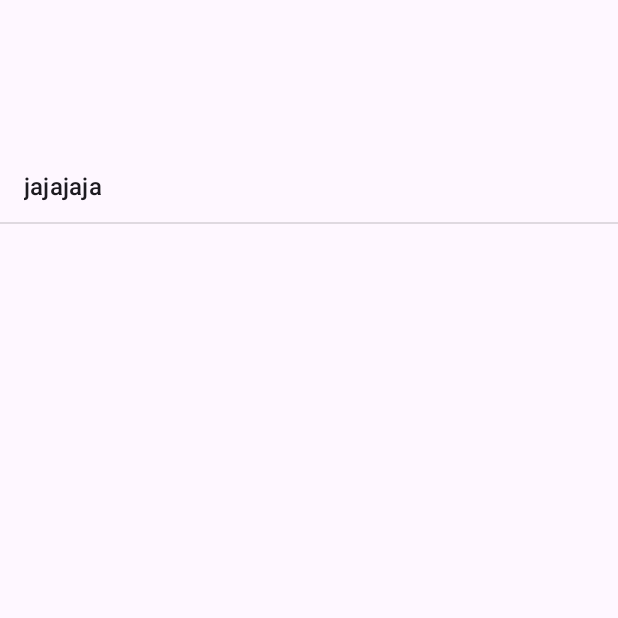
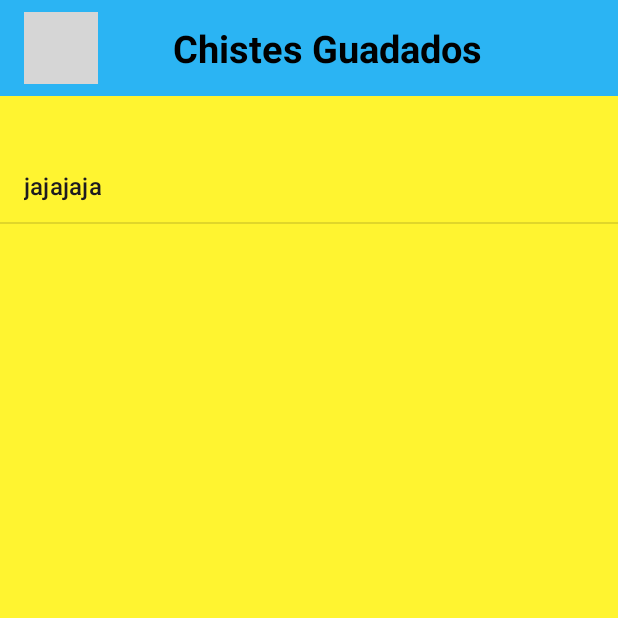
Before and after one commit to flores082/Chistes-y-mas-Chistes, an Android app: the Guardados screen opened directly, with no data from a screen before it, on a phone screen of 412 x 824 dp, the top half of it. Run offline under Robolectric (Android 15) with nearby library versions, the phone set to English and light mode, and no system bars; our stand-ins replace Room's generated code; grey boxes are pictures that could not be loaded.

Commit message:
problema de lista

```diff
--- a/app/src/main/java/com/example/flores_Alvarado_Sepulveda/chistesymaschistes/Entity/Chiste.kt
+++ b/app/src/main/java/com/example/flores_Alvarado_Sepulveda/chistesymaschistes/Entity/Chiste.kt
@@ -11,8 +11,6 @@ data class Chiste (
     @ColumnInfo(name = "id") val id : Long,
     @ColumnInfo(name = "chisteText") val chisteText: String?
  ): Serializable {
-
-
     fun elChiste(): String {
         return chisteText ?: "" // Devuelve el texto del chiste o una cadena vacía si es nulo
     }
--- a/app/src/main/java/com/example/flores_Alvarado_Sepulveda/chistesymaschistes/Guardados.kt
+++ b/app/src/main/java/com/example/flores_Alvarado_Sepulveda/chistesymaschistes/Guardados.kt
@@ -1,9 +1,12 @@
 package com.example.flores_Alvarado_Sepulveda.chistesymaschistes
 
+import android.annotation.SuppressLint
+import android.media.MediaPlayer
 import androidx.appcompat.app.AppCompatActivity
 import android.os.Bundle
 import android.util.Log
 import android.widget.ArrayAdapter
+import android.widget.ImageButton
 import android.widget.ListView
 import androidx.room.Room
 import com.example.flores_Alvarado_Sepulveda.chistesymaschistes.DataBase.DataBase
@@ -15,9 +18,13 @@ class Guardados : AppCompatActivity() {
     private lateinit var chists: MutableList<Chiste>
     private lateinit var adapter : ArrayAdapter<String>
     private lateinit var baseDatos: DataBase
+    private lateinit var mediaPlayer: MediaPlayer
+    @SuppressLint("MissingInflatedId")
     override fun onCreate(savedInstanceState: Bundle?) {
         super.onCreate(savedInstanceState)
-        setContentView(R.layout.activity_guardados)
+        setContentView(R.layout.activity_lista_chistes)
+
+        mediaPlayer = MediaPlayer.create(this, R.raw.precionar_boton)
 
         listaChistes = findViewById(R.id.ListView)
 
@@ -43,5 +50,14 @@ class Guardados : AppCompatActivity() {
         }
         adapter.notifyDataSetChanged()
 
+
+        // Configurar el botón de retorno (flecha)
+        val btnBack: ImageButton = findViewById(R.id.btnBack)
+        btnBack.setOnClickListener {
+            mediaPlayer.start()
+            // Acciones al presionar la flecha de retorno
+            onBackPressed()
+        }
+
     }
 }
--- a/app/src/main/res/layout/activity_lista_chistes.xml
+++ b/app/src/main/res/layout/activity_lista_chistes.xml
@@ -7,12 +7,20 @@
     tools:context=".Listas.Lista_chistes"
     android:background="@color/yellow">
 
-    <androidx.recyclerview.widget.RecyclerView
-        android:layout_width="409dp"
-        android:layout_height="wrap_content"
+    <LinearLayout
+        android:layout_width="match_parent"
+        android:layout_height="match_parent"
+        android:layout_marginTop="100dp"
+        android:orientation="vertical"
         app:layout_constraintEnd_toEndOf="parent"
         app:layout_constraintStart_toStartOf="parent"
-        tools:layout_editor_absoluteY="229dp" />
+        app:layout_constraintTop_toTopOf="parent">
+
+        <ListView
+            android:id="@+id/ListView"
+            android:layout_width="match_parent"
+            android:layout_height="match_parent" />
+    </LinearLayout>
 
     <androidx.appcompat.widget.Toolbar
         android:id="@+id/myToolbar"
```
